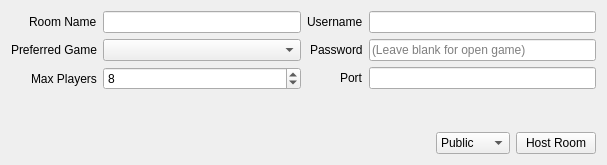
First picture: the form in src/citra_qt/multiplayer/host_room.ui, repository PabloMK7/citra, before the edit.
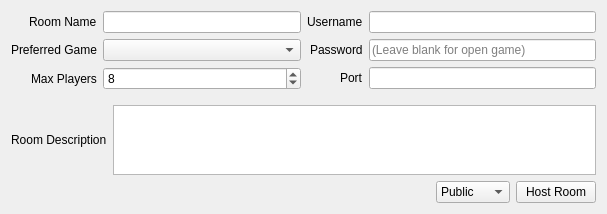
Second picture: the form after the edit.

Commit message: Add Support for Room Descriptions

```diff
--- a/src/citra_qt/multiplayer/host_room.ui
+++ b/src/citra_qt/multiplayer/host_room.ui
@@ -7,7 +7,7 @@
     <x>0</x>
     <y>0</y>
     <width>607</width>
-    <height>165</height>
+    <height>211</height>
    </rect>
   </property>
   <property name="windowTitle">
@@ -131,6 +131,20 @@
      </layout>
     </widget>
    </item>
+   <item>
+    <layout class="QHBoxLayout" name="horizontalLayout_3">
+     <item>
+      <widget class="QLabel" name="label_7">
+       <property name="text">
+        <string>Room Description</string>
+       </property>
+      </widget>
+     </item>
+     <item>
+      <widget class="QTextEdit" name="room_description"/>
+     </item>
+    </layout>
+   </item>
    <item>
     <layout class="QHBoxLayout" name="horizontalLayout">
      <property name="rightMargin">
```
The commit also changes 15 other files.
